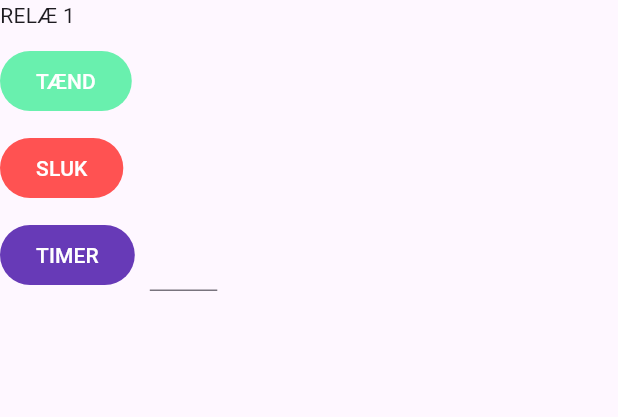
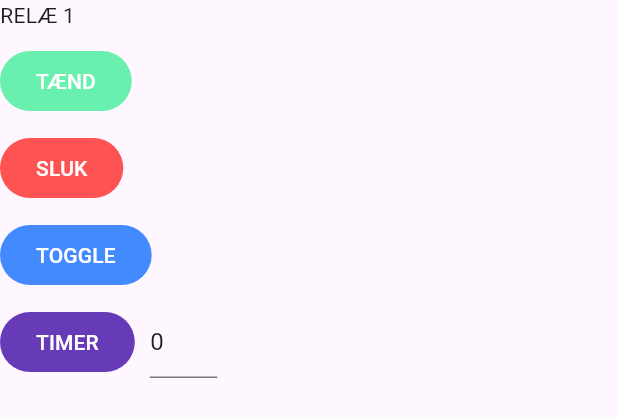
Before and after one commit to DanielH76/k8090_controller, a Flutter app: the _RelayControls widget shown alone on an empty page, opened directly with empty values, on a phone screen of 412 x 824 dp. Shown: the top 417 px of the screen. Run offline on Flutter 3.47's test engine with Material 3 defaults, Android fonts, the phone set to English and light mode, and no system bars; missing offline and left inert: serial_port_win32.

Commit message:
added toggle, and correct timer command

```diff
--- a/lib/main.dart
+++ b/lib/main.dart
@@ -149,12 +149,23 @@ class __RelayControlsState extends State<_RelayControls> {
           foregroundColor: Colors.white,
           child: Text("SLUK"),
         ),
+        AsyncFilledButton(
+          future: widget.relayService.sendToggleRelayCommand(
+            widget.relayByteValue,
+          ),
+          foregroundColor: Colors.white,
+          backgroundColor: Colors.blueAccent,
+          child: Text("TOGGLE"),
+        ),
         Row(
           spacing: 10,
           mainAxisSize: MainAxisSize.min,
           children: [
             AsyncFilledButton(
-              future: widget.relayService.sendONCommand(widget.relayByteValue),
+              future: widget.relayService.sendTimerCommand(
+                widget.relayByteValue,
+                timerDurationController.value,
+              ),
               backgroundColor: Colors.deepPurple,
               foregroundColor: Colors.white,
               child: Text("TIMER"),
@@ -163,6 +174,7 @@ class __RelayControlsState extends State<_RelayControls> {
               width: 45,
               child: TextFormField(
                 inputFormatters: [FilteringTextInputFormatter.digitsOnly],
+                initialValue: timerDurationController.value.toString(),
                 onChanged:
                     (value) => timerDurationController.value = int.parse(value),
               ),
```
